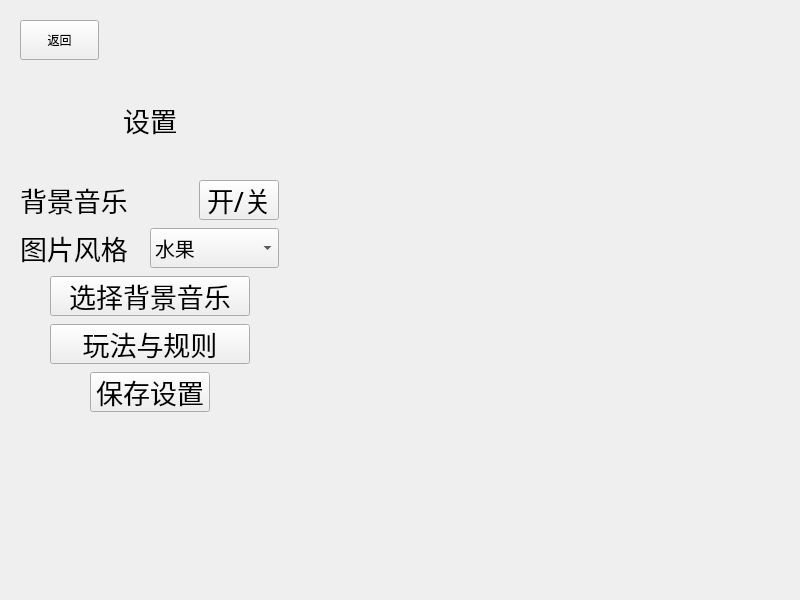
First picture: the form in set_ui.ui, repository hjwforever/LinkGame, before the edit.
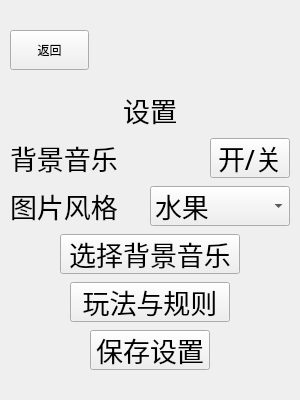
Second picture: the form after the edit.

Commit message: 陈庆洋修改了设置界面布局

Diff of the .ui file:
```diff
--- a/set_ui.ui
+++ b/set_ui.ui
@@ -6,33 +6,31 @@
    <rect>
     <x>0</x>
     <y>0</y>
-    <width>800</width>
-    <height>600</height>
+    <width>300</width>
+    <height>400</height>
    </rect>
   </property>
   <property name="windowTitle">
    <string>设置</string>
   </property>
   <widget class="QWidget" name="centralwidget">
-   <widget class="QWidget" name="layoutWidget">
-    <property name="geometry">
-     <rect>
-      <x>20</x>
-      <y>20</y>
-      <width>259</width>
-      <height>392</height>
-     </rect>
+   <layout class="QGridLayout" name="gridLayout">
+    <property name="leftMargin">
+     <number>10</number>
     </property>
-    <layout class="QVBoxLayout" name="verticalLayout">
-     <property name="spacing">
-      <number>8</number>
-     </property>
-     <item>
-      <layout class="QHBoxLayout" name="horizontalLayout_7">
+    <property name="topMargin">
+     <number>10</number>
+    </property>
+    <property name="rightMargin">
+     <number>10</number>
+    </property>
+    <property name="bottomMargin">
+     <number>10</number>
+    </property>
        <property name="spacing">
         <number>0</number>
        </property>
-       <item>
+    <item row="0" column="0">
         <widget class="QPushButton" name="returnButton">
          <property name="sizePolicy">
           <sizepolicy hsizetype="Fixed" vsizetype="Fixed">
@@ -57,21 +55,24 @@
          </property>
         </widget>
        </item>
-       <item>
+    <item row="0" column="1">
         <spacer name="horizontalSpacer_10">
          <property name="orientation">
           <enum>Qt::Horizontal</enum>
          </property>
          <property name="sizeHint" stdset="0">
           <size>
-           <width>180</width>
+        <width>202</width>
            <height>40</height>
           </size>
          </property>
         </spacer>
        </item>
-      </layout>
-     </item>
+    <item row="1" column="0" colspan="2">
+     <layout class="QVBoxLayout" name="verticalLayout">
+      <property name="spacing">
+       <number>8</number>
+      </property>
      <item>
       <layout class="QHBoxLayout" name="horizontalLayout_6">
        <property name="spacing">
@@ -92,6 +93,18 @@
        </item>
        <item>
         <widget class="QLabel" name="set_label">
+          <property name="minimumSize">
+           <size>
+            <width>60</width>
+            <height>40</height>
+           </size>
+          </property>
+          <property name="maximumSize">
+           <size>
+            <width>16777215</width>
+            <height>40</height>
+           </size>
+          </property>
          <property name="font">
           <font>
            <family>楷体</family>
@@ -244,7 +257,7 @@
          <property name="font">
           <font>
            <family>楷体</family>
-           <pointsize>15</pointsize>
+            <pointsize>20</pointsize>
           </font>
          </property>
          <item>
@@ -304,13 +317,13 @@
          </property>
          <property name="minimumSize">
           <size>
-           <width>200</width>
+            <width>180</width>
            <height>40</height>
           </size>
          </property>
          <property name="maximumSize">
           <size>
-           <width>200</width>
+            <width>180</width>
            <height>40</height>
           </size>
          </property>
@@ -368,13 +381,13 @@
          </property>
          <property name="minimumSize">
           <size>
-           <width>200</width>
+            <width>160</width>
            <height>40</height>
           </size>
          </property>
          <property name="maximumSize">
           <size>
-           <width>200</width>
+            <width>160</width>
            <height>40</height>
           </size>
          </property>
@@ -469,7 +482,8 @@
       </layout>
      </item>
     </layout>
-   </widget>
+    </item>
+   </layout>
   </widget>
  </widget>
  <resources/>
```
Lines whose indentation alone changed are shown as unchanged. The commit also changes 1 other file.
